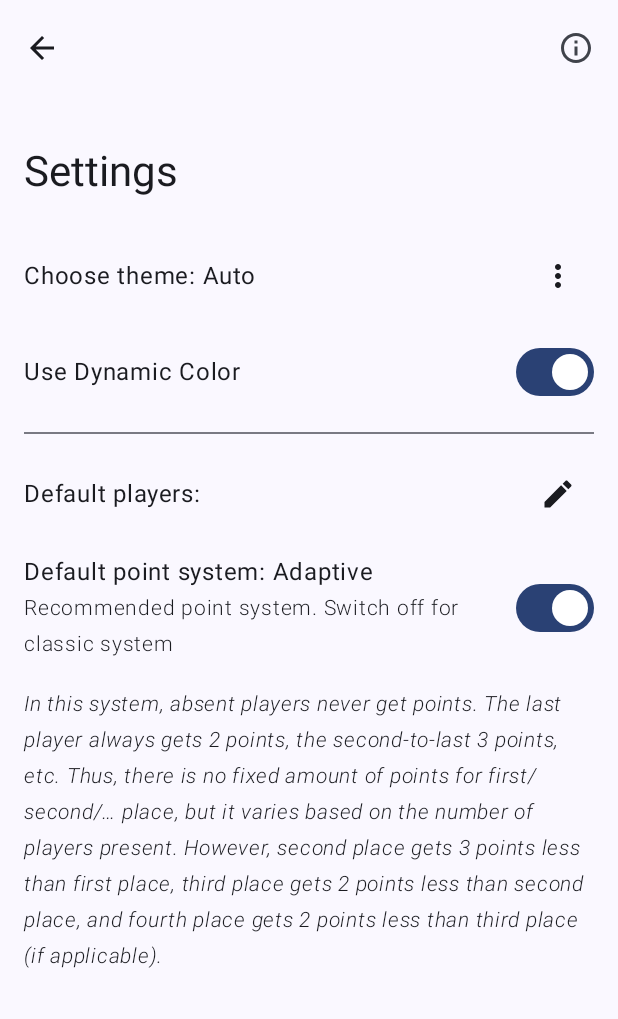
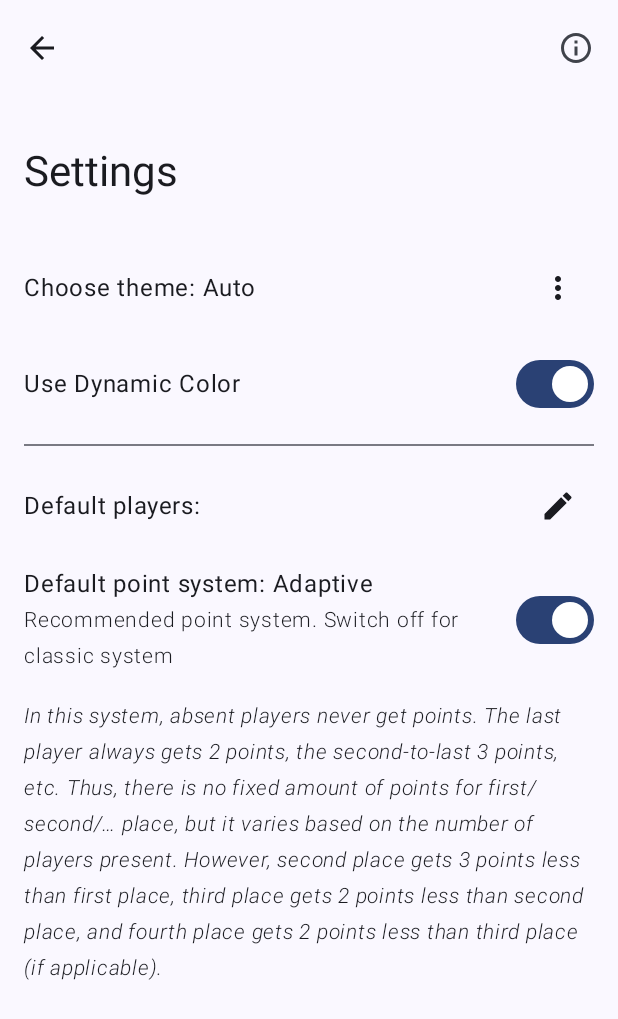
Before and after one commit to fflopsi/tournaments, an Android app built with Jetpack Compose: the screen it shows after launch (TournamentsAppActivity), after a tap on "Settings", on a phone screen of 412 x 824 dp. Shown: the top 1019 px of the screen. Run offline under Robolectric (Android 15) with nearby library versions, the phone set to English and light mode, and no system bars; our stand-ins replace Room's generated code, accompanist, livedata-compose; libraries missing offline, so code that uses them is left out: com.google.accompanist.navigation.

Commit message:
Use Columns with verticalScrolling instead of LazyColumns where possible Fix some paddings

```diff
--- a/app/src/main/java/me/frauenfelderflorian/tournamentscompose/ui/AppSettings.kt
+++ b/app/src/main/java/me/frauenfelderflorian/tournamentscompose/ui/AppSettings.kt
@@ -8,7 +8,6 @@ import androidx.compose.foundation.clickable
 import androidx.compose.foundation.layout.Arrangement
 import androidx.compose.foundation.layout.Box
 import androidx.compose.foundation.layout.Column
-import androidx.compose.foundation.layout.PaddingValues
 import androidx.compose.foundation.layout.Row
 import androidx.compose.foundation.layout.WindowInsets
 import androidx.compose.foundation.layout.fillMaxWidth
@@ -16,8 +15,9 @@ import androidx.compose.foundation.layout.ime
 import androidx.compose.foundation.layout.padding
 import androidx.compose.foundation.layout.systemBars
 import androidx.compose.foundation.layout.union
-import androidx.compose.foundation.lazy.LazyColumn
+import androidx.compose.foundation.rememberScrollState
 import androidx.compose.foundation.text.KeyboardOptions
+import androidx.compose.foundation.verticalScroll
 import androidx.compose.material.icons.Icons
 import androidx.compose.material.icons.filled.BrightnessAuto
 import androidx.compose.material.icons.filled.Check
@@ -119,12 +119,13 @@ fun AppSettings(
         contentWindowInsets = WindowInsets.ime.union(WindowInsets.systemBars),
         modifier = Modifier.nestedScroll(scrollBehavior.nestedScrollConnection),
     ) { paddingValues ->
-        LazyColumn(
-            contentPadding = PaddingValues(16.dp, 8.dp),
+        Column(
             verticalArrangement = Arrangement.spacedBy(16.dp),
-            modifier = Modifier.padding(paddingValues),
+            modifier = Modifier
+                .padding(paddingValues)
+                .padding(16.dp)
+                .verticalScroll(rememberScrollState()),
         ) {
-            item {
             var themeSelectorExpanded by remember { mutableStateOf(false) }
             Row(
                 horizontalArrangement = Arrangement.spacedBy(16.dp),
@@ -187,9 +188,7 @@ fun AppSettings(
                     }
                 }
             }
-            }
             if (Build.VERSION.SDK_INT >= Build.VERSION_CODES.S) {
-                item {
                 Row(
                     horizontalArrangement = Arrangement.spacedBy(16.dp),
                     verticalAlignment = Alignment.CenterVertically,
@@ -202,9 +201,7 @@ fun AppSettings(
                     Switch(checked = dynamicColor, onCheckedChange = { updateDynamicColor(it) })
                 }
             }
-            }
-            item { Divider() }
-            item {
+            Divider()
             Row(
                 horizontalArrangement = Arrangement.spacedBy(16.dp),
                 verticalAlignment = Alignment.CenterVertically,
@@ -231,8 +228,6 @@ fun AppSettings(
                     Icon(Icons.Default.Edit, stringResource(R.string.edit_players))
                 }
             }
-            }
-            item {
             Row(
                 horizontalArrangement = Arrangement.spacedBy(16.dp),
                 verticalAlignment = Alignment.CenterVertically,
@@ -282,8 +277,6 @@ fun AppSettings(
                     },
                 )
             }
-            }
-            item {
             AnimatedVisibility(
                 visible = adaptivePoints,
                 enter = expandVertically(expandFrom = Alignment.Top),
@@ -296,8 +289,6 @@ fun AppSettings(
                     fontWeight = FontWeight.Light,
                 )
             }
-            }
-            item {
             AnimatedVisibility(
                 visible = !adaptivePoints,
                 enter = expandVertically(expandFrom = Alignment.Top),
@@ -328,9 +319,7 @@ fun AppSettings(
                         singleLine = true,
                         label = { Text(stringResource(R.string.first_points)) },
                         trailingIcon = { Icon(Icons.Default.Star, null) },
-                            keyboardOptions = KeyboardOptions(
-                                keyboardType = KeyboardType.Number
-                            ),
+                        keyboardOptions = KeyboardOptions(keyboardType = KeyboardType.Number),
                         modifier = Modifier.fillMaxWidth(),
                     )
                     Text(
@@ -342,7 +331,6 @@ fun AppSettings(
                 }
             }
         }
-        }
         InfoDialog(showDialog = showInfo)
     }
 }
--- a/app/src/main/java/me/frauenfelderflorian/tournamentscompose/ui/GameViewer.kt
+++ b/app/src/main/java/me/frauenfelderflorian/tournamentscompose/ui/GameViewer.kt
@@ -75,7 +75,7 @@ fun GameViewer(
             verticalArrangement = Arrangement.spacedBy(16.dp),
             modifier = Modifier
                 .padding(paddingValues)
-                .padding(16.dp, 16.dp),
+                .padding(16.dp),
         ) {
             Text(
                 stringResource(R.string.game_details, game.hoopReached, game.hoops, game.difficulty)
@@ -84,7 +84,7 @@ fun GameViewer(
             LazyColumn(
                 verticalArrangement = Arrangement.spacedBy(16.dp),
                 horizontalAlignment = Alignment.Start,
-                contentPadding = PaddingValues(32.dp, 32.dp),
+                contentPadding = PaddingValues(32.dp),
                 modifier = Modifier.fillMaxWidth(),
             ) {
                 item {
--- a/app/src/main/java/me/frauenfelderflorian/tournamentscompose/ui/PlayersEditor.kt
+++ b/app/src/main/java/me/frauenfelderflorian/tournamentscompose/ui/PlayersEditor.kt
@@ -3,8 +3,10 @@ package me.frauenfelderflorian.tournamentscompose.ui
 import androidx.compose.foundation.layout.Arrangement
 import androidx.compose.foundation.layout.PaddingValues
 import androidx.compose.foundation.layout.Row
+import androidx.compose.foundation.layout.Spacer
 import androidx.compose.foundation.layout.WindowInsets
 import androidx.compose.foundation.layout.fillMaxWidth
+import androidx.compose.foundation.layout.height
 import androidx.compose.foundation.layout.ime
 import androidx.compose.foundation.layout.padding
 import androidx.compose.foundation.layout.systemBars
@@ -122,7 +124,7 @@ fun PlayersEditor(
         modifier = Modifier.nestedScroll(scrollBehavior.nestedScrollConnection),
     ) { paddingValues ->
         LazyColumn(
-            contentPadding = PaddingValues(16.dp, 16.dp),
+            contentPadding = PaddingValues(16.dp),
             verticalArrangement = Arrangement.spacedBy(16.dp),
             modifier = Modifier.padding(paddingValues),
         ) {
@@ -157,6 +159,7 @@ fun PlayersEditor(
                     }
                 }
             }
+            item { Spacer(modifier = Modifier.height(64.dp)) }
         }
     }
 }
--- a/app/src/main/java/me/frauenfelderflorian/tournamentscompose/ui/TournamentList.kt
+++ b/app/src/main/java/me/frauenfelderflorian/tournamentscompose/ui/TournamentList.kt
@@ -84,7 +84,7 @@ fun TournamentList(
         modifier = Modifier.nestedScroll(scrollBehavior.nestedScrollConnection),
     ) { paddingValues ->
         LazyColumn(
-            contentPadding = PaddingValues(16.dp, 8.dp),
+            contentPadding = PaddingValues(16.dp),
             verticalArrangement = Arrangement.spacedBy(16.dp),
             modifier = Modifier.padding(paddingValues),
         ) {
```
Also changed, not shown: app/src/main/java/me/frauenfelderflorian/tournamentscompose/ui/GameEditor.kt (+11 -23 lines), app/src/main/java/me/frauenfelderflorian/tournamentscompose/ui/TournamentEditor.kt (+10 -31 lines), app/src/main/java/me/frauenfelderflorian/tournamentscompose/ui/TournamentViewer.kt (+3 -6 lines). Lines whose indentation alone changed are shown as unchanged.
